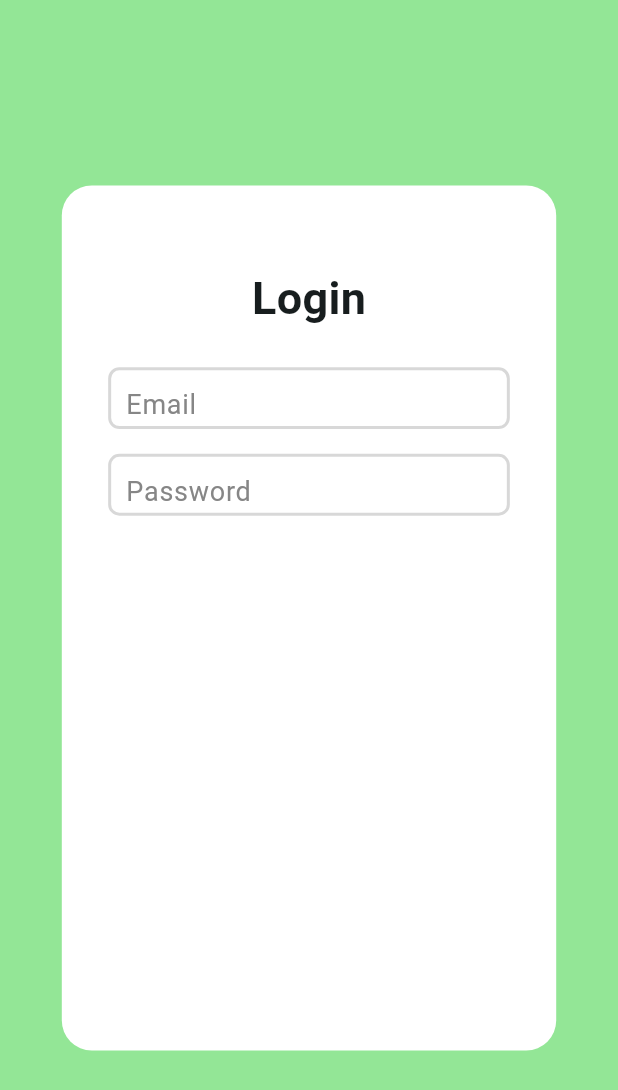
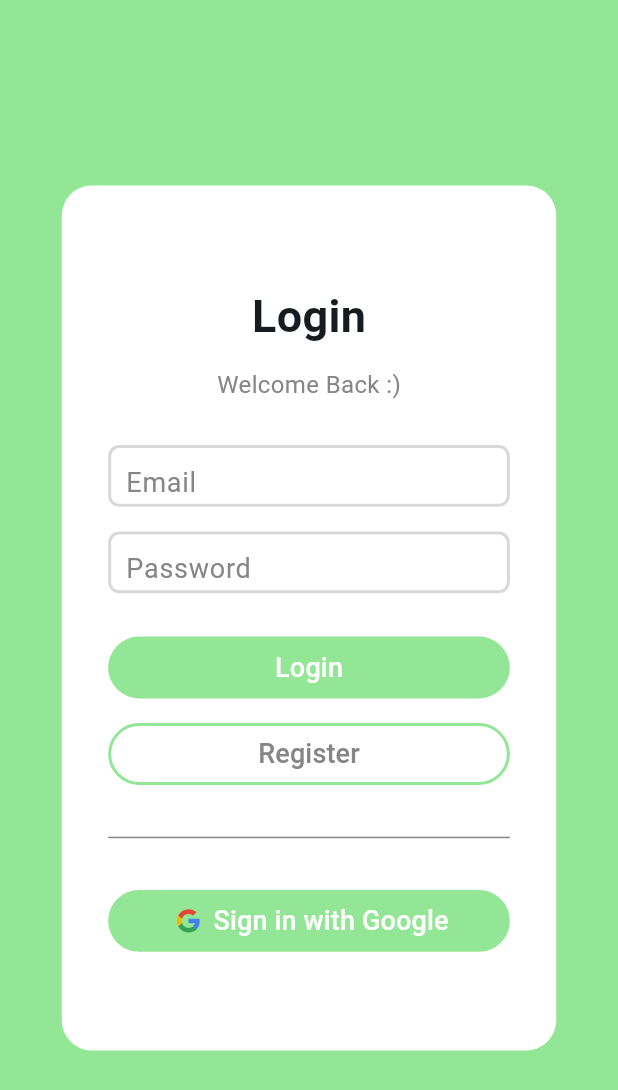
Before and after one commit to HOSHICHEN7267/ITS_chatbot, a Flutter app: the screen it shows after launch, on a phone screen of 412 x 824 dp. Shown: the top 1090 px of the screen. Run offline on Flutter 3.47's test engine with Material 3 defaults, Android fonts, the phone set to English and light mode, and no system bars.

Commit message:
Phase 4: Login page UI completed

```diff
--- a/lib/pages/login_page.dart
+++ b/lib/pages/login_page.dart
@@ -1,5 +1,6 @@
 import 'package:chat_app/components/form_textfield.dart';
 import 'package:flutter/material.dart';
+import 'package:flutter/widgets.dart';
 
 class LoginPage extends StatefulWidget {
   const LoginPage({super.key, required this.title});
@@ -31,20 +32,22 @@ class _LoginPageState extends State<LoginPage> {
               color: Theme.of(context).colorScheme.primary,
               borderRadius: BorderRadius.circular(20)),
           child: Column(
-            mainAxisAlignment: MainAxisAlignment.start,
+            mainAxisAlignment: MainAxisAlignment.center,
             crossAxisAlignment: CrossAxisAlignment.center,
             children: <Widget>[
-              SizedBox(
-                height: screenHeight * 0.065,
-              ),
               const Text(
                 "Login",
                 style: TextStyle(fontSize: 30.0, fontWeight: FontWeight.bold),
               ),
-              // Email field
-              SizedBox(
-                height: screenHeight * 0.03,
+              SizedBox(height: screenHeight * 0.015),
+              const Text(
+                "Welcome Back :)",
+                style: TextStyle(
+                    fontSize: 16.0,
+                    fontWeight: FontWeight.normal,
+                    color: Color.fromARGB(255, 134, 134, 134)),
               ),
+              SizedBox(height: screenHeight * 0.035),
               Container(
                   width: screenWidth * 0.65,
                   height: screenHeight * 0.05,
@@ -59,7 +62,6 @@ class _LoginPageState extends State<LoginPage> {
                     hintText: "Email",
                     isPassword: false,
                   )),
-              // Password field
               SizedBox(
                 height: screenHeight * 0.02,
               ),
@@ -77,13 +79,84 @@ class _LoginPageState extends State<LoginPage> {
                     hintText: "Password",
                     isPassword: true,
                   )),
-              // Login button
-
-              // Don't have an account? Signup
-
-              // Or
-
-              // Login with Google button
+              SizedBox(
+                height: screenHeight * 0.035,
+              ),
+              SizedBox(
+                width: screenWidth * 0.65,
+                height: screenHeight * 0.05,
+                child: TextButton(
+                  style: TextButton.styleFrom(
+                    shape: RoundedRectangleBorder(
+                        borderRadius: BorderRadius.circular(30.0)),
+                    backgroundColor: Theme.of(context).colorScheme.tertiary,
+                  ),
+                  onPressed: () {},
+                  child: Text(
+                    "Login",
+                    style: TextStyle(
+                        fontSize: 18.0,
+                        color: Theme.of(context).colorScheme.primary),
+                  ),
+                ),
+              ),
+              SizedBox(
+                height: screenHeight * 0.02,
+              ),
+              SizedBox(
+                width: screenWidth * 0.65,
+                height: screenHeight * 0.05,
+                child: OutlinedButton(
+                  style: OutlinedButton.styleFrom(
+                      shape: RoundedRectangleBorder(
+                          borderRadius: BorderRadius.circular(30.0)),
+                      side: BorderSide(
+                          width: 2.0,
+                          color: Theme.of(context).colorScheme.tertiary)),
+                  onPressed: () {},
+                  child: const Text(
+                    "Register",
+                    style: TextStyle(
+                        fontSize: 18.0,
+                        color: Color.fromARGB(255, 134, 134, 134)),
+                  ),
+                ),
+              ),
+              Divider(
+                thickness: 1.0,
+                color: const Color.fromARGB(255, 134, 134, 134),
+                indent: screenWidth * 0.075,
+                endIndent: screenWidth * 0.075,
+                height: screenHeight * 0.085,
+              ),
+              SizedBox(
+                width: screenWidth * 0.65,
+                height: screenHeight * 0.05,
+                child: TextButton(
+                    style: TextButton.styleFrom(
+                      shape: RoundedRectangleBorder(
+                          borderRadius: BorderRadius.circular(30.0)),
+                      backgroundColor: Theme.of(context).colorScheme.tertiary,
+                    ),
+                    onPressed: () {},
+                    child: Row(
+                      mainAxisAlignment: MainAxisAlignment.center,
+                      children: <Widget>[
+                        Image.asset(
+                          'assets/GoogleIcon.png',
+                        ),
+                        SizedBox(
+                          width: screenWidth * 0.01,
+                        ),
+                        Text(
+                          "Sign in with Google",
+                          style: TextStyle(
+                              fontSize: 18.0,
+                              color: Theme.of(context).colorScheme.primary),
+                        ),
+                      ],
+                    )),
+              ),
             ],
           ),
         ),
```
Also changed, not shown: pubspec.yaml (+45 -48 lines), assets/GoogleIcon.png (added).
